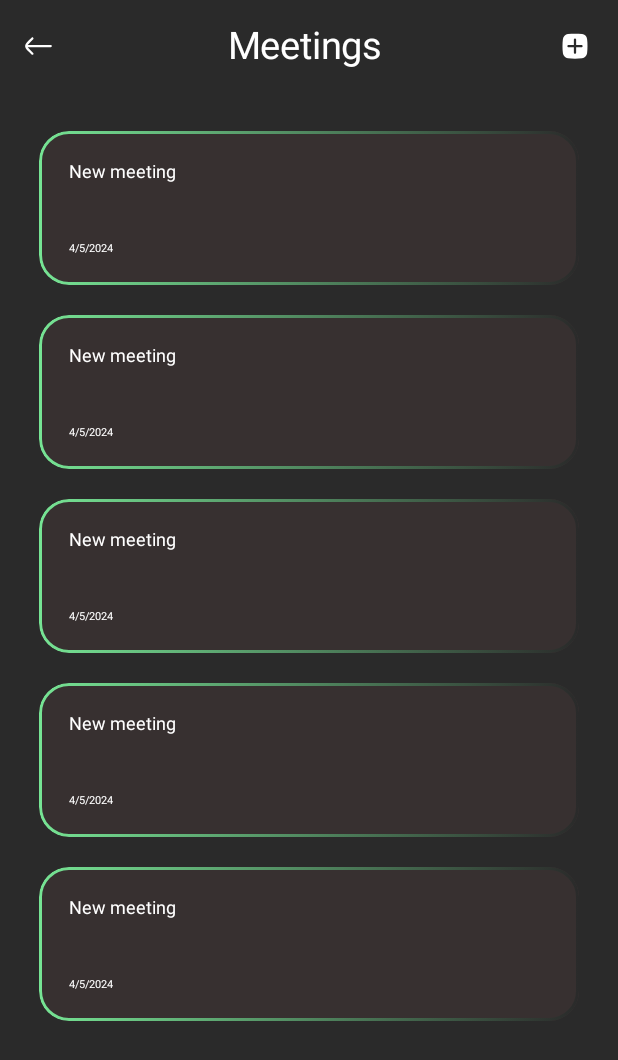
After one commit to Meriem453/nexus-departments-mobile-app, an Android app built with Jetpack Compose: the @Preview function MeetingsPage, on a phone screen of 412 x 824 dp. The commit adds this screen. Shown: the top 1060 px of the screen. Run offline under Robolectric (Android 15) with nearby library versions, the phone set to English and light mode, and no system bars; libraries missing offline, so code that uses them is left out: com.ramcosta.composedestinations; Roboto replaces fonts that are not available here.

Commit message:
meetings page

```diff
--- a/app/build.gradle.kts
+++ b/app/build.gradle.kts
@@ -82,8 +82,8 @@ dependencies {
     implementation ("androidx.lifecycle:lifecycle-runtime-compose:2.6.2")
 
     //navigation
-    /*implementation ("io.github.raamcosta.compose-destinations:animations-core:1.6.14-beta")
-    kapt ("io.github.raamcosta.compose-destinations:ksp:1.6.14-beta")*/
+    implementation ("io.github.raamcosta.compose-destinations:animations-core:1.6.14-beta")
+    kapt ("io.github.raamcosta.compose-destinations:ksp:1.6.14-beta")
     //Glide
     implementation ("com.github.bumptech.glide:compose:1.0.0-alpha.5")
     //coroutines
--- a/app/src/main/java/com/example/nexusapp/screens/HomePage.kt
+++ b/app/src/main/java/com/example/nexusapp/screens/HomePage.kt
@@ -56,6 +56,7 @@ import com.example.nexusapp.R
 import com.example.nexusapp.Repo.Resource
 import com.example.nexusapp.viewmodels.HomePageVM
 
+
 @Composable
 fun HomePage(bottomPadding: Dp) {
     val viewModel= hiltViewModel<HomePageVM>()
@@ -95,7 +96,7 @@ fun HomePage(bottomPadding: Dp) {
         var scrollPosition by remember { mutableStateOf(0) }
         var scrollPercentage by remember { mutableStateOf(0f) }
         val scrollState = rememberScrollState()
-            ProfileHeader(progress = scrollPercentage,viewModel=viewModel)
+            ProfileHeader(progress = scrollPercentage , viewModel=viewModel)
         Column(
             Modifier
                 .fillMaxSize()
--- /dev/null
+++ b/app/src/main/java/com/example/nexusapp/screens/MeetingsPage.kt
@@ -0,0 +1,89 @@
+package com.example.nexusapp.screens
+
+import androidx.compose.foundation.background
+import androidx.compose.foundation.border
+import androidx.compose.foundation.layout.Arrangement
+import androidx.compose.foundation.layout.Column
+import androidx.compose.foundation.layout.fillMaxSize
+import androidx.compose.foundation.layout.fillMaxWidth
+import androidx.compose.foundation.layout.padding
+import androidx.compose.foundation.lazy.LazyColumn
+import androidx.compose.foundation.lazy.itemsIndexed
+import androidx.compose.foundation.shape.RoundedCornerShape
+import androidx.compose.material3.Text
+import androidx.compose.runtime.Composable
+import androidx.compose.ui.Modifier
+import androidx.compose.ui.draw.clip
+import androidx.compose.ui.graphics.Brush
+import androidx.compose.ui.graphics.Color
+import androidx.compose.ui.graphics.RectangleShape
+import androidx.compose.ui.res.colorResource
+import androidx.compose.ui.res.painterResource
+import androidx.compose.ui.tooling.preview.Preview
+import androidx.compose.ui.unit.dp
+import androidx.compose.ui.unit.sp
+import com.example.nexusapp.R
+import com.example.nexusapp.models.MeetingResponse
+import com.example.nexusapp.screens.components.Header
+import com.ramcosta.composedestinations.annotation.Destination
+@Preview
+@Destination
+@Composable
+fun MeetingsPage() {
+Column(modifier = Modifier
+    .fillMaxSize()
+    .background(colorResource(id = R.color.gray))
+) {
+    Header(
+        title = "Meetings",
+        icon = painterResource(id = R.drawable.add)
+    ) {
+        //TODO("add new meeting")
+    }
+val list= listOf(
+    MeetingResponse(1,"New meeting","4/5/2024",2),
+    MeetingResponse(1,"New meeting","4/5/2024",2),
+    MeetingResponse(1,"New meeting","4/5/2024",2),
+    MeetingResponse(1,"New meeting","4/5/2024",2),
+    MeetingResponse(1,"New meeting","4/5/2024",2),
+)
+    LazyColumn(
+        modifier= Modifier
+            .fillMaxWidth()
+            .padding(16.dp)
+    ){
+            itemsIndexed(list){position,item->
+                Column(
+                    modifier= Modifier
+                        .fillMaxWidth()
+                        .padding(10.dp)
+                        .clip(RoundedCornerShape(20.dp))
+                        .background(colorResource(R.color.card_bg))
+                        .border(
+                           width = 2.dp,
+                            brush = Brush.horizontalGradient(
+                                listOf(
+                                    colorResource(id = R.color.green),
+                                    colorResource(id = R.color.gray),
+                                ), startX = .5f
+                            ),
+                            shape = RoundedCornerShape(20.dp)
+                        ),
+                    verticalArrangement = Arrangement.SpaceEvenly
+                ){
+                    Text(text = item.title,
+                        fontSize = 12.sp,
+                        color = Color.White,
+                        modifier = Modifier.padding(20.dp)
+                        )
+                    Text(text = item.date,
+                        fontSize = 7.sp,
+                        color = Color.White,
+                        modifier = Modifier.padding(20.dp)
+                    )
+                }
+
+            }
+    }
+}
+}
--- /dev/null
+++ b/app/src/main/java/com/example/nexusapp/screens/components/Header.kt
@@ -0,0 +1,53 @@
+package com.example.nexusapp.screens.components
+
+import androidx.compose.foundation.background
+import androidx.compose.foundation.clickable
+import androidx.compose.foundation.layout.Arrangement
+import androidx.compose.foundation.layout.Row
+import androidx.compose.foundation.layout.fillMaxWidth
+import androidx.compose.foundation.layout.padding
+import androidx.compose.material3.Icon
+import androidx.compose.material3.Text
+import androidx.compose.runtime.Composable
+import androidx.compose.ui.Alignment
+import androidx.compose.ui.Modifier
+import androidx.compose.ui.graphics.Color
+import androidx.compose.ui.graphics.painter.Painter
+import androidx.compose.ui.res.colorResource
+import androidx.compose.ui.res.painterResource
+import androidx.compose.ui.text.style.TextAlign
+import androidx.compose.ui.unit.dp
+import androidx.compose.ui.unit.sp
+import com.example.nexusapp.R
+
+@Composable
+fun Header(
+     title:String,
+     icon:Painter,
+     onBackPressed:()->Unit
+) {
+    Row (
+        Modifier
+            .fillMaxWidth()
+            .background(colorResource(id = R.color.gray)), horizontalArrangement = Arrangement.SpaceBetween, verticalAlignment = Alignment.CenterVertically){
+        Icon(painter = painterResource(id = R.drawable.arrow_back),
+            contentDescription ="" ,
+            tint = Color.White,
+            modifier = Modifier
+                .padding(16.dp)
+                .clickable { onBackPressed() }
+        )
+        Text(text = title,
+            color = Color.White,
+            fontSize = 25.sp,
+            modifier = Modifier.padding(16.dp),
+            textAlign = TextAlign.Center
+        )
+        Icon(painter = icon,
+            contentDescription ="" ,
+            tint = Color.White,
+            modifier = Modifier.padding(16.dp))
+
+
+    }
+}
--- a/app/src/main/java/com/example/nexusapp/screens/exploresection/MembersListPage.kt
+++ b/app/src/main/java/com/example/nexusapp/screens/exploresection/MembersListPage.kt
@@ -45,6 +45,7 @@ import androidx.compose.ui.window.Dialog
 import androidx.lifecycle.viewmodel.compose.viewModel
 import com.example.nexusapp.models.MemberResponse
 import com.example.nexusapp.viewmodels.MembersListVM
+import com.ramcosta.composedestinations.annotation.Destination
 import kotlinx.coroutines.delay
 
 
@@ -58,6 +59,7 @@ fun MembersListPagePrev() {
 
 
 @OptIn(ExperimentalMaterial3Api::class)
+@Destination
 @Composable
 fun MembersListPage() {
 
```
Also changed, not shown: app/src/main/java/com/example/nexusapp/MainActivity.kt (+6 -1 lines), app/src/main/java/com/example/nexusapp/screens/CalendarPage.kt (renamed from app/src/main/java/com/example/nexusapp/screens/Calendar.kt, +22 -32 lines), app/src/main/java/com/example/nexusapp/screens/IssuesPage.kt (added, +9 -0 lines), app/src/main/java/com/example/nexusapp/screens/ProjectsPage.kt (added, +9 -0 lines), app/src/main/java/com/example/nexusapp/screens/TasksPage.kt (added, +9 -0 lines), app/src/main/java/com/example/nexusapp/screens/exploresection/ExplorePage.kt (+7 -3 lines).
